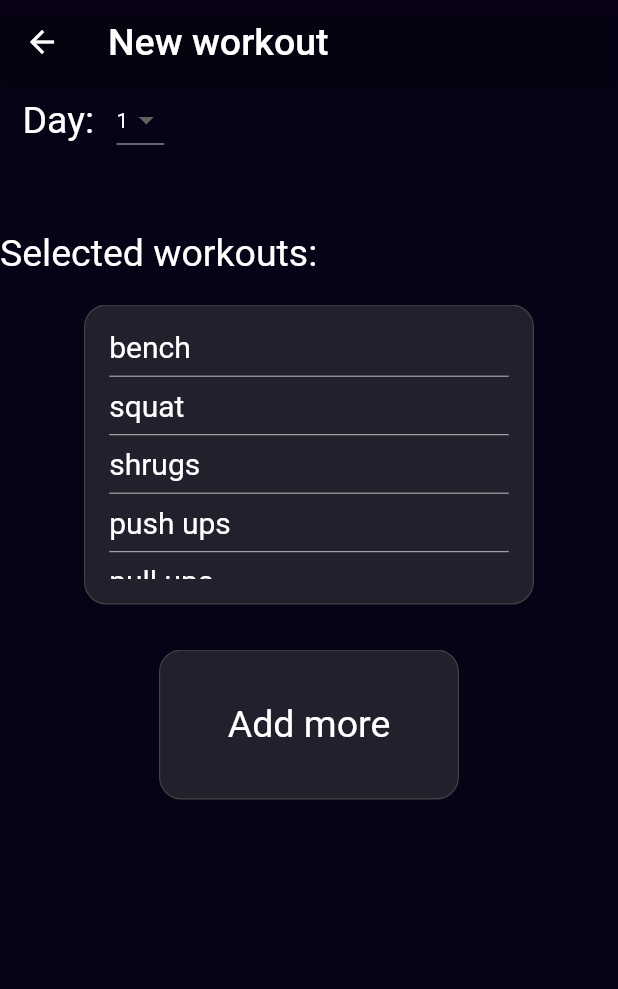
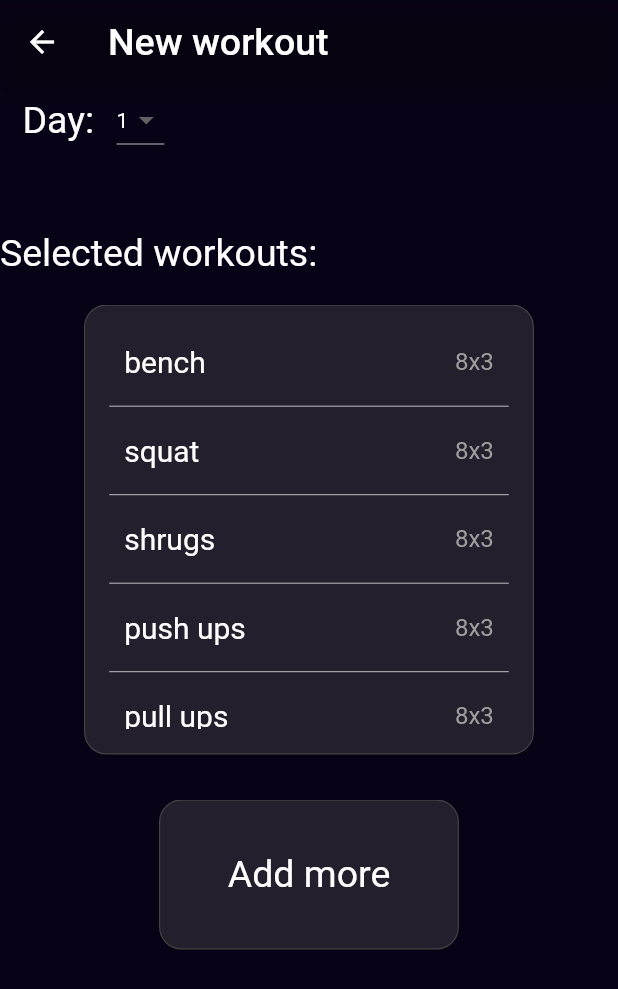
Before and after one commit to aevinj/Overload, a Flutter app: the BuildWorkout screen opened directly with empty values, on a phone screen of 412 x 824 dp. Shown: the top 989 px of the screen. Run offline on Flutter 3.47's test engine with Material 2 defaults, Android fonts, the phone set to English and light mode, and no system bars.

Commit message:
sizing changes

```diff
--- a/lib/pages/build_workout.dart
+++ b/lib/pages/build_workout.dart
@@ -84,12 +84,18 @@ class _BuildWorkoutState extends State<BuildWorkout> {
           ),
           BlurryButton(
               width: 300,
-              height: 200,
+              height: 300,
               onPressed: () {},
               child: ListView(
-                children: workouts[int.parse(selectedOption) -1]
+                children: workouts[int.parse(selectedOption) - 1]
                     .expand((item) => [
-                          Text(item, style: Font(size: 20)),
+                          Padding(
+                            padding: const EdgeInsets.all(10),
+                            child: Row(mainAxisAlignment: MainAxisAlignment.spaceBetween ,children: [
+                              Text(item, style: Font(size: 20)),
+                              Text("8x3", style: Font(size: 16, color: Colors.grey),)
+                            ]),
+                          ),
                           Divider(color: Colors.grey[400]),
                         ])
                     .toList(),
```
